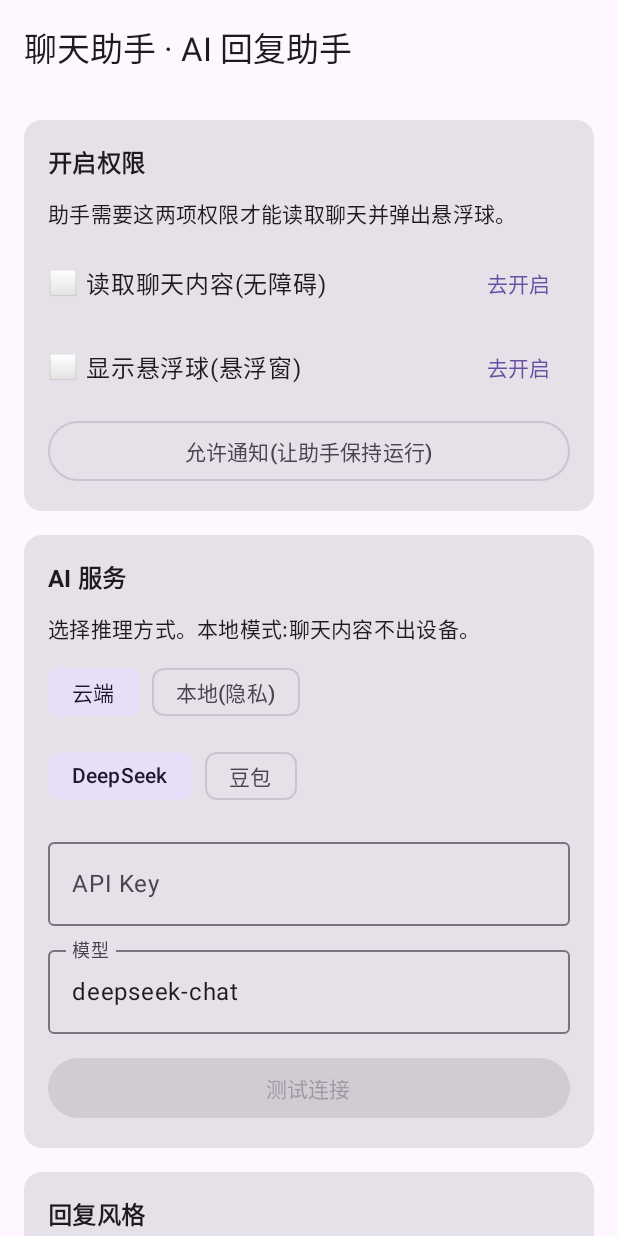
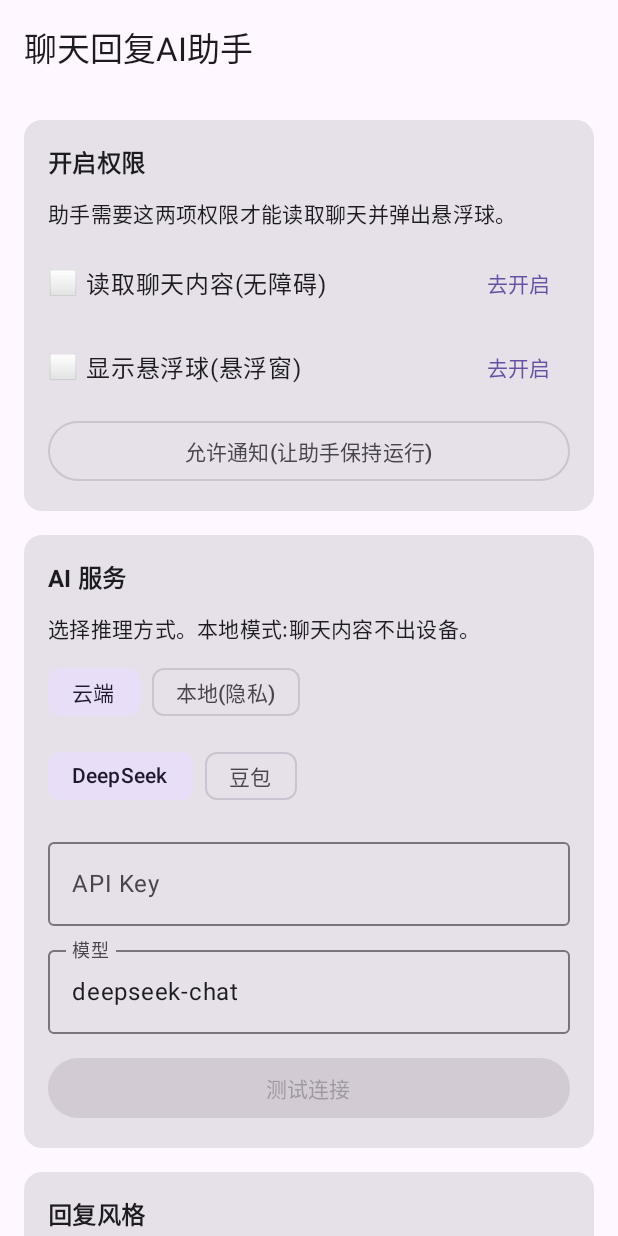
Before and after one commit to zhaojunmin/aichat, an Android app built with Jetpack Compose: the screen it shows after launch (MainActivity), on a phone screen of 412 x 824 dp. Run offline under Robolectric (Android 15) with nearby library versions, the phone set to English and light mode, and no system bars; our stand-ins replace Room's generated code.

Commit message:
首页顶栏标题改为「聊天回复AI助手」
Co-Authored-By: Claude Opus 4.8 (1M context) <noreply@anthropic.com>

```diff
--- a/app/src/main/java/com/octos/aichat/HomeScreen.kt
+++ b/app/src/main/java/com/octos/aichat/HomeScreen.kt
@@ -99,7 +99,7 @@ internal fun HomeScreen(
         ActivityResultContracts.RequestPermission()
     ) { }
 
-    Scaffold(topBar = { TopAppBar(title = { Text("聊天助手 · AI 回复助手") }) }) { pad ->
+    Scaffold(topBar = { TopAppBar(title = { Text("聊天回复AI助手") }) }) { pad ->
         Column(
             Modifier
                 .padding(pad)
```
